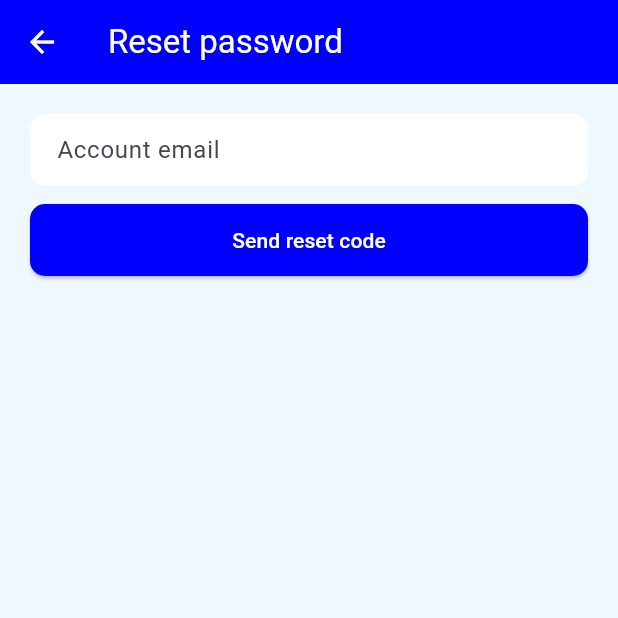
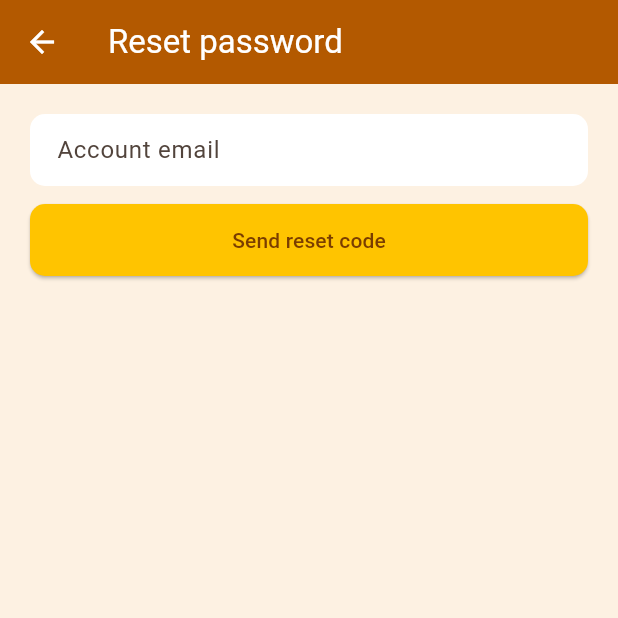
Before and after one commit to Deepak20466/attendance-management, a Flutter app: the screen it shows after launch, after a tap on "Forgot password?", on a phone screen of 412 x 824 dp, the top half of it. Run offline on Flutter 3.47's test engine with Material 3 defaults, Android fonts, the phone set to English and light mode, and no system bars; our stand-ins replace connectivity_plus, flutter_local_notifications, geolocator, image_picker, local_auth, shared_preferences and 1 more; accounts and stored records are empty; network calls fail.

Commit message:
Fix mobile app branding to match the spec (was blue, should be orange/yellow)
The Flutter coach app's login/splash screens used a hardcoded blue theme
(0xFF0000FF) that never matched CLAUDE.md's UI color spec (#FFA500,
#FFF500, #F0F8FF) or the web dashboard's actual orange/yellow branding —
so the app looked unstyled/white next to the web app.

- app_theme.dart: replace AppColors.brandBlue with an orange/yellow
  palette matching theme.css, used as the Material color scheme seed
  (propagates through buttons, app bars, etc. app-wide)
- login_screen.dart / splash_screen.dart: add the same orange-to-yellow
  gradient background and white card the web login page uses, and show
  the actual logo image instead of a generic Material icon
- Regenerate the Android/iOS launcher icons from assets/images/logo.jpeg
  via flutter_launcher_icons (was never run, so the app used Flutter's
  default icon)

Co-Authored-By: Claude Sonnet 5 <noreply@anthropic.com>

```diff
--- a/mobile/analysis_options.yaml
+++ b/mobile/analysis_options.yaml
@@ -14,6 +14,10 @@ analyzer:
     - build/**
     - android/**
     - web/**
+    - ios/**
+    - windows/**
+    - macos/**
+    - linux/**
 
 linter:
   # The lint rules applied to this project can be customized in the
--- a/mobile/lib/core/app_theme.dart
+++ b/mobile/lib/core/app_theme.dart
@@ -1,8 +1,17 @@
 import 'package:flutter/material.dart';
 
 class AppColors {
-  static const Color brandBlue = Color(0xFF0000FF);
-  static const Color brandLight = Color(0xFFF0F8FF);
+  // Matches CLAUDE.md's UI color spec (#FFA500 / #FFF500 / #F0F8FF) and the
+  // web dashboard's theme.css, so the mobile app looks like the same product.
+  static const Color brandOrange = Color(0xFFB35900);
+  static const Color brandOrangeBright = Color(0xFFFFA500);
+  static const Color brandOrangeDark = Color(0xFF7A3D00);
+  static const Color brandYellow = Color(0xFFFFC400);
+  static const Color brandYellowBright = Color(0xFFFFF500);
+  static const Color brandYellowDark = Color(0xFFE6AC00);
+  static const Color brandLight = Color(0xFFFBE8D3);
+  static const Color aliceBlue = Color(0xFFF0F8FF);
+  static const Color bg = Color(0xFFFDF1E2);
   static const Color success = Color(0xFF16A34A);
   static const Color warning = Color(0xFFD97706);
   static const Color danger = Color(0xFFDC2626);
@@ -13,21 +22,21 @@ class AppTheme {
     return ThemeData(
       useMaterial3: true,
       colorScheme: ColorScheme.fromSeed(
-        seedColor: AppColors.brandBlue,
+        seedColor: AppColors.brandOrange,
         brightness: Brightness.light,
-        primary: AppColors.brandBlue,
-        secondary: AppColors.brandLight,
+        primary: AppColors.brandOrange,
+        secondary: AppColors.brandYellowDark,
       ),
-      scaffoldBackgroundColor: AppColors.brandLight,
+      scaffoldBackgroundColor: AppColors.bg,
       appBarTheme: const AppBarTheme(
-        backgroundColor: AppColors.brandBlue,
+        backgroundColor: AppColors.brandOrange,
         foregroundColor: Colors.white,
         elevation: 0,
       ),
       elevatedButtonTheme: ElevatedButtonThemeData(
         style: ElevatedButton.styleFrom(
-          backgroundColor: AppColors.brandBlue,
-          foregroundColor: Colors.white,
+          backgroundColor: AppColors.brandYellow,
+          foregroundColor: AppColors.brandOrangeDark,
           padding: const EdgeInsets.symmetric(vertical: 14, horizontal: 20),
           shape: RoundedRectangleBorder(borderRadius: BorderRadius.circular(10)),
         ),
@@ -51,18 +60,18 @@ class AppTheme {
       useMaterial3: true,
       brightness: Brightness.dark,
       colorScheme: ColorScheme.fromSeed(
-        seedColor: AppColors.brandBlue,
+        seedColor: AppColors.brandOrange,
         brightness: Brightness.dark,
       ),
       appBarTheme: const AppBarTheme(
-        backgroundColor: Color(0xFF12122B),
+        backgroundColor: Color(0xFF201B12),
         foregroundColor: Colors.white,
         elevation: 0,
       ),
       elevatedButtonTheme: ElevatedButtonThemeData(
         style: ElevatedButton.styleFrom(
-          backgroundColor: AppColors.brandBlue,
-          foregroundColor: Colors.white,
+          backgroundColor: AppColors.brandYellow,
+          foregroundColor: AppColors.brandOrangeDark,
           padding: const EdgeInsets.symmetric(vertical: 14, horizontal: 20),
           shape: RoundedRectangleBorder(borderRadius: BorderRadius.circular(10)),
         ),
--- a/mobile/lib/features/auth/login_screen.dart
+++ b/mobile/lib/features/auth/login_screen.dart
@@ -1,5 +1,6 @@
 import 'package:flutter/material.dart';
 import '../../core/api_client.dart';
+import '../../core/app_theme.dart';
 import '../../core/auth_api.dart';
 import '../../core/auth_storage.dart';
 import '../coach/coach_home.dart';
@@ -56,17 +57,34 @@ class _LoginScreenState extends State<LoginScreen> {
   @override
   Widget build(BuildContext context) {
     return Scaffold(
-      body: SafeArea(
+      body: Container(
+        width: double.infinity,
+        height: double.infinity,
+        decoration: const BoxDecoration(
+          gradient: LinearGradient(
+            begin: Alignment.topLeft,
+            end: Alignment.bottomRight,
+            colors: [AppColors.brandOrangeBright, AppColors.brandOrangeDark, AppColors.brandYellowBright],
+            stops: [0.0, 0.55, 1.0],
+          ),
+        ),
+        child: SafeArea(
           child: Center(
             child: SingleChildScrollView(
               padding: const EdgeInsets.all(24),
+              child: Container(
+                padding: const EdgeInsets.all(28),
+                decoration: BoxDecoration(
+                  color: Colors.white,
+                  borderRadius: BorderRadius.circular(24),
+                  boxShadow: [BoxShadow(color: Colors.black.withOpacity(0.25), blurRadius: 30, offset: const Offset(0, 12))],
+                ),
                 child: Form(
                   key: _formKey,
                   child: Column(
                     crossAxisAlignment: CrossAxisAlignment.stretch,
                     mainAxisSize: MainAxisSize.min,
                     children: [
-                  const SizedBox(height: 12),
                       ClipRRect(
                         borderRadius: BorderRadius.circular(20),
                         child: Image.asset(
@@ -82,7 +100,7 @@ class _LoginScreenState extends State<LoginScreen> {
                         textAlign: TextAlign.center,
                         style: Theme.of(context).textTheme.headlineMedium?.copyWith(
                               fontWeight: FontWeight.bold,
-                          color: Theme.of(context).colorScheme.primary,
+                              color: AppColors.brandOrange,
                             ),
                       ),
                       const SizedBox(height: 4),
@@ -146,6 +164,8 @@ class _LoginScreenState extends State<LoginScreen> {
               ),
             ),
           ),
+        ),
+      ),
     );
   }
 }
--- a/mobile/lib/features/auth/splash_screen.dart
+++ b/mobile/lib/features/auth/splash_screen.dart
@@ -63,20 +63,32 @@ class _SplashScreenState extends State<SplashScreen> {
   @override
   Widget build(BuildContext context) {
     return Scaffold(
-      backgroundColor: AppColors.brandBlue,
-      body: Center(
+      body: Container(
+        decoration: const BoxDecoration(
+          gradient: LinearGradient(
+            begin: Alignment.topLeft,
+            end: Alignment.bottomRight,
+            colors: [AppColors.brandOrangeBright, AppColors.brandOrangeDark, AppColors.brandYellowBright],
+            stops: [0.0, 0.55, 1.0],
+          ),
+        ),
+        child: Center(
           child: Column(
             mainAxisSize: MainAxisSize.min,
-          children: const [
-            Icon(Icons.sports_gymnastics, color: Colors.white, size: 64),
-            SizedBox(height: 16),
-            Text(
+            children: [
+              ClipRRect(
+                borderRadius: BorderRadius.circular(20),
+                child: Image.asset('assets/images/logo.jpeg', width: 76, height: 76, fit: BoxFit.cover),
+              ),
+              const SizedBox(height: 16),
+              const Text(
                 'VIMJ Studio',
                 style: TextStyle(color: Colors.white, fontSize: 24, fontWeight: FontWeight.bold),
               ),
-            SizedBox(height: 24),
-            CircularProgressIndicator(color: Colors.white),
+              const SizedBox(height: 24),
+              const CircularProgressIndicator(color: Colors.white),
             ],
+          ),
         ),
       ),
     );
```
Also changed, not shown: mobile/pubspec.lock, 1 other file. Lines whose indentation alone changed are shown as unchanged.
